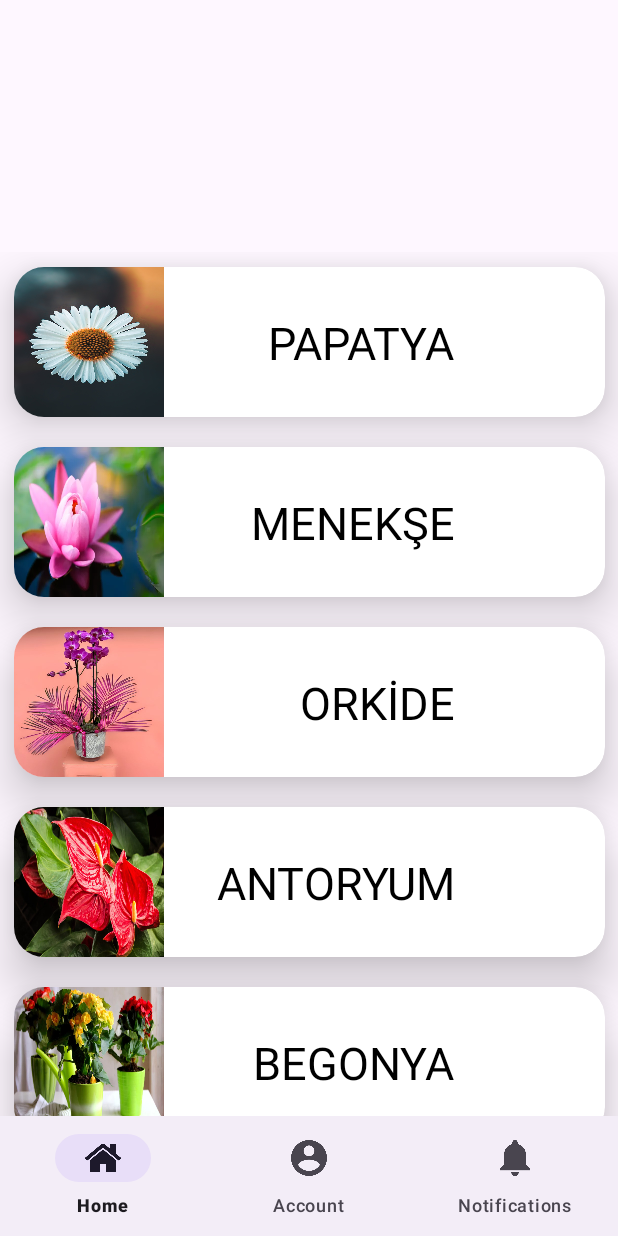
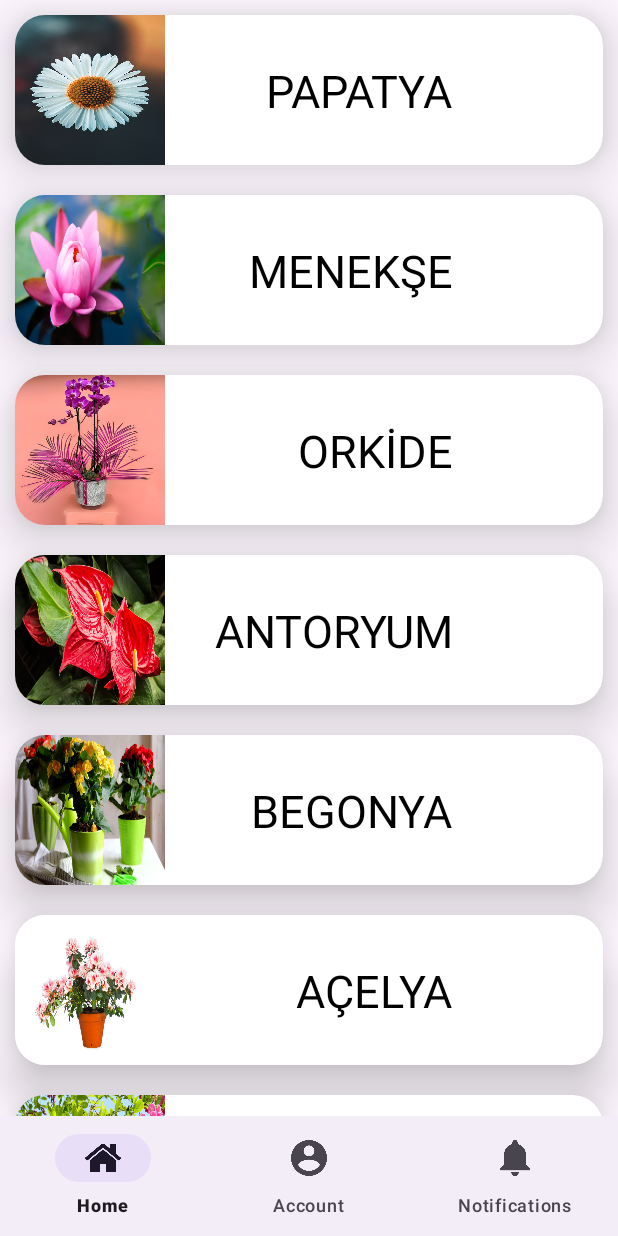
Before and after one commit to enessozgu/FlowerApp-KOTLIN, an Android app: the mainpage screen opened through its navigation route, after a tap on "Çiçekler", on a phone screen of 412 x 824 dp. Run offline under Robolectric (Android 15) with nearby library versions, the phone set to English and light mode, and no system bars; our stand-ins replace Firebase (no records; nobody signed in at launch, a user with empty details on screens opened directly).

Commit message:
recycleView fixed improvements have been made to the design

```diff
--- a/app/build.gradle.kts
+++ b/app/build.gradle.kts
@@ -1,6 +1,7 @@
 plugins {
     id("com.android.application")
     id("org.jetbrains.kotlin.android")
+    id("com.google.gms.google-services")
 }
 
 android {
@@ -48,6 +49,7 @@ dependencies {
     implementation("androidx.constraintlayout:constraintlayout:2.1.4")
     implementation("androidx.navigation:navigation-fragment-ktx:2.7.7")
     implementation("androidx.navigation:navigation-ui-ktx:2.7.7")
+    implementation("com.google.firebase:firebase-database:21.0.0")
     testImplementation("junit:junit:4.13.2")
     androidTestImplementation("androidx.test.ext:junit:1.1.5")
     androidTestImplementation("androidx.test.espresso:espresso-core:3.5.1")
--- /dev/null
+++ b/app/src/main/java/com/example/night2/DTusers.kt
@@ -0,0 +1,8 @@
+package com.example.night2
+
+import com.google.firebase.database.IgnoreExtraProperties
+
+@IgnoreExtraProperties
+data class DTusers(var username:String?=null,var password:String?=null){
+
+}
--- a/app/src/main/java/com/example/night2/MainActivity.kt
+++ b/app/src/main/java/com/example/night2/MainActivity.kt
@@ -1,8 +1,9 @@
 package com.example.night2
 
-import androidx.appcompat.app.AppCompatActivity
 import android.os.Bundle
 import android.util.Log
+import androidx.appcompat.app.AppCompatActivity
+import com.google.firebase.database.FirebaseDatabase
 
 class MainActivity : AppCompatActivity() {
 
@@ -12,27 +13,33 @@ class MainActivity : AppCompatActivity() {
         setContentView(R.layout.activity_main)
 
 
+        val database = FirebaseDatabase.getInstance().getReference("users")
 
-        val vt=VeriTabaniYardimcisi(this)
+
+        val kisi = DTusers("enes", "enes")
+
+        database.setValue("aaass")
+
+
+
+
+
+        val vt = VeriTabaniYardimcisi(this)
 
         //  usersdao().kullaniciEkle(vt,"enes","enes")
 
 
         // usersdao().kullaniciGuncelle(vt,3,"kotlin","kotlin")
 
-          val kisiListe=usersdao().tumKisiler(vt)
+        val kisiListe = usersdao().tumKisiler(vt)
 
 
-          for (k in kisiListe){
-            Log.e("Uye id = ",(k.kullanici_id).toString())
-            Log.e("Uye isim = ",k.username)
-            Log.e("Uye sifre = ",k.password)
+        for (k in kisiListe) {
+            Log.e("Uye id = ", (k.kullanici_id).toString())
+            Log.e("Uye isim = ", k.username)
+            Log.e("Uye sifre = ", k.password)
         }
 
 
-
-
     }
-
-
-    }
+}
--- a/app/src/main/java/com/example/night2/cicekler.kt
+++ b/app/src/main/java/com/example/night2/cicekler.kt
@@ -30,7 +30,7 @@ class cicekler : AppCompatActivity() {
         list.add(Info(R.drawable.begonya,"BEGONYA","Genellikle uzun ömürlü olabilen menekşe türü, bazen dönemlik de yaşayabilir. Yaprakları kalp şeklini andırır ve düzensiz, asimetrik (çarpık) çiçekleri bulunur."))
         list.add(Info(R.drawable.acelya,"AÇELYA","Orkide çiçeği, uzun bir gövdeye ve küçük yapraklara sahip olan bir çiçektir. Zarafetin sembolü olan orkide çiçeği narin ve güzel bir çiçektir. Pek çok renk seçeneği olan orkide çiçekleri narin görünse de oldukça dayanıklı olan çiçeklerdir."))
         list.add(Info(R.drawable.akasyaciceg,"AKASYA","Tek veya çok yıllık otsu karakterde bir bitkidir. Kokulu, beyaz ve sarı renkli çiçekleri vardır. Çiçek tablasının içi boştur. Ilıman iklim koşullarında nisan sonu ve haziran arasında çiçek açar."))
-        list.add(Info(R.drawable.aglayangelincicegi,"AĞLAYAN GELİN","Genellikle uzun ömürlü olabilen menekşe türü, bazen dönemlik de yaşayabilir. Yaprakları kalp şeklini andırır ve düzensiz, asimetrik (çarpık) çiçekleri bulunur."))
+        list.add(Info(R.drawable.sakayik,"ŞAKAYIK","Zarif görünümü ve hoş kokusuyla dikkat çeken şakayık çiçeği, iç mekanlara canlılık katıyor. Farklı renklerde ve çeşitlerde şakayık çiçekleri bulunuyor. Bu çiçekler, genellikle şık aranjmanlar oluşturmak ve balkonları dekore etmek amacıyla kullanılıyor. İlkbahar kokusunu anımsatan şakayık, insan zihnini dinginleştirerek sakinleştirici bir etki bırakıyor. Şakayıklar genellikle buket halinde bulunsa da saksılarda da büyütülebiliyor. Bahar aylarında açılan şakayık çiçeği buketi etrafına hafif ve tatlı bir koku yayıyor. Şakayık çiçeği uygun şartlar sağlandığında nisan ayında açmaya başlıyor. Verimli sonuçlar almak için ideal sıcaklık değeri ve su ihtiyacını eksiksiz şekilde karşılamak önemli. Mineral açısından zengin bir toprak seçerek çiçeğinizi sorunsuz bir şekilde büyütebilirsiniz."))
         list.add(Info(R.drawable.aslanagi,"ASLANAĞZI","Orkide çiçeği, uzun bir gövdeye ve küçük yapraklara sahip olan bir çiçektir. Zarafetin sembolü olan orkide çiçeği narin ve güzel bir çiçektir. Pek çok renk seçeneği olan orkide çiçekleri narin görünse de oldukça dayanıklı olan çiçeklerdir."))
 
         adapter= Adapter(list)
--- a/app/src/main/res/layout/activity_cicekler.xml
+++ b/app/src/main/res/layout/activity_cicekler.xml
@@ -8,30 +8,21 @@
 
     <androidx.recyclerview.widget.RecyclerView
         android:id="@+id/recyclerView"
-        android:layout_width="414dp"
-        android:layout_height="576dp"
-        android:layout_marginStart="1dp"
-        android:layout_marginEnd="1dp"
-        app:layout_constraintBottom_toTopOf="@+id/bottom_navigation"
-        app:layout_constraintEnd_toEndOf="parent"
-        app:layout_constraintHorizontal_bias="0.6"
+        android:layout_width="0dp"
+        android:layout_height="0dp"
+        app:layout_constraintTop_toTopOf="parent"
+        app:layout_constraintBottom_toTopOf="@id/bottom_navigation"
         app:layout_constraintStart_toStartOf="parent"
-        app:layout_constraintTop_toTopOf="parent"
-        app:layout_constraintVertical_bias="1.0" />
+        app:layout_constraintEnd_toEndOf="parent" />
 
     <com.google.android.material.bottomnavigation.BottomNavigationView
         android:id="@+id/bottom_navigation"
         android:layout_width="match_parent"
         android:layout_height="wrap_content"
         android:layout_gravity="bottom"
-
         app:layout_constraintBottom_toBottomOf="parent"
+        app:layout_constraintStart_toStartOf="parent"
         app:layout_constraintEnd_toEndOf="parent"
-        app:layout_constraintHorizontal_bias="1.0"
-        app:layout_constraintStart_toStartOf="parent"
-        app:layout_constraintTop_toTopOf="parent"
-        app:layout_constraintVertical_bias="1.0"
         app:menu="@menu/bottom_navigation_menu" />
 
-
 </androidx.constraintlayout.widget.ConstraintLayout>
--- a/app/src/main/res/layout/anasayfa.xml
+++ b/app/src/main/res/layout/anasayfa.xml
@@ -11,14 +11,15 @@
         android:id="@+id/textView2"
         android:layout_width="0dp"
         android:layout_height="wrap_content"
-        android:text="          Ness Academy"
+        android:text="               FlowerApp"
         android:textSize="34sp"
+        android:textColor="@color/black"
         app:layout_constraintBottom_toBottomOf="parent"
         app:layout_constraintEnd_toEndOf="parent"
         app:layout_constraintHorizontal_bias="0.0"
         app:layout_constraintStart_toStartOf="parent"
         app:layout_constraintTop_toTopOf="parent"
-        app:layout_constraintVertical_bias="0.143" />
+        app:layout_constraintVertical_bias="0.193" />
 
     <Button
         android:id="@+id/button2"
--- a/app/src/main/res/layout/row_takip.xml
+++ b/app/src/main/res/layout/row_takip.xml
@@ -2,6 +2,7 @@
 
 <androidx.cardview.widget.CardView xmlns:android="http://schemas.android.com/apk/res/android"
     xmlns:tools="http://schemas.android.com/tools"
+
 
     android:layout_width="match_parent"
     android:layout_height="wrap_content"
--- a/build.gradle.kts
+++ b/build.gradle.kts
@@ -1,3 +1,8 @@
+buildscript {
+    dependencies {
+        classpath("com.google.gms:google-services:4.4.1")
+    }
+}
 // Top-level build file where you can add configuration options common to all sub-projects/modules.
 plugins {
     id("com.android.application") version "8.2.2" apply false
```
Also changed, not shown: app/src/main/res/layout/activity_tanitim.xml (+4 -3 lines), app/src/main/res/layout/fragment_mainpage.xml (+4 -8 lines), app/src/main/res/drawable/sakayik.jpg (added).
